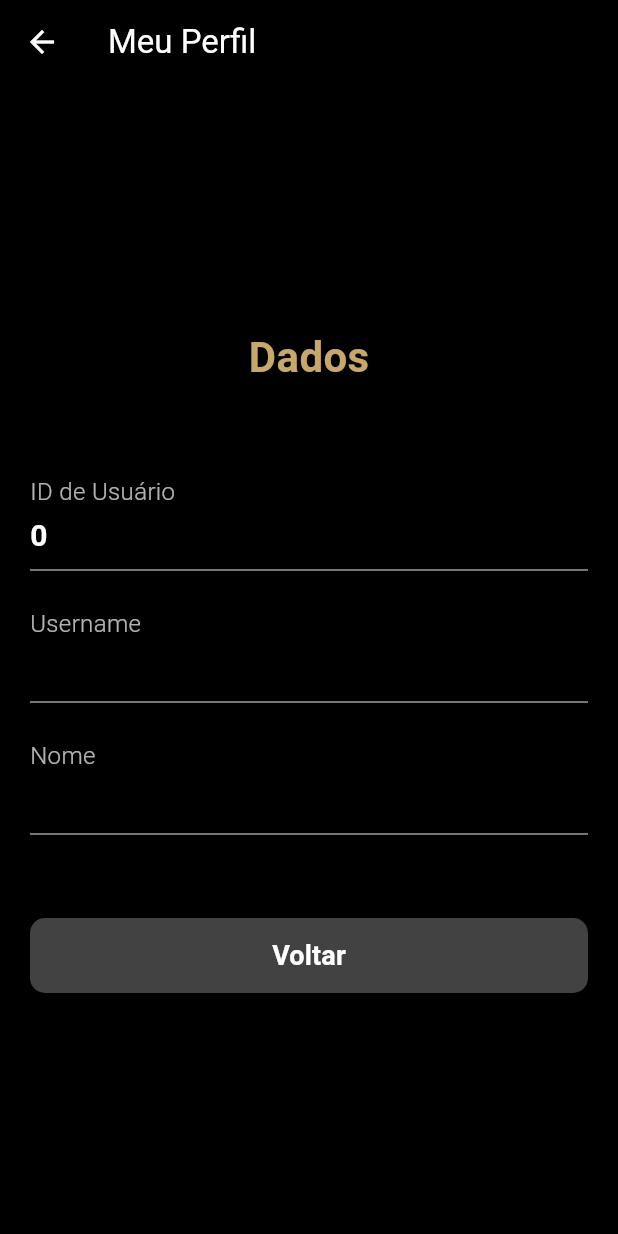
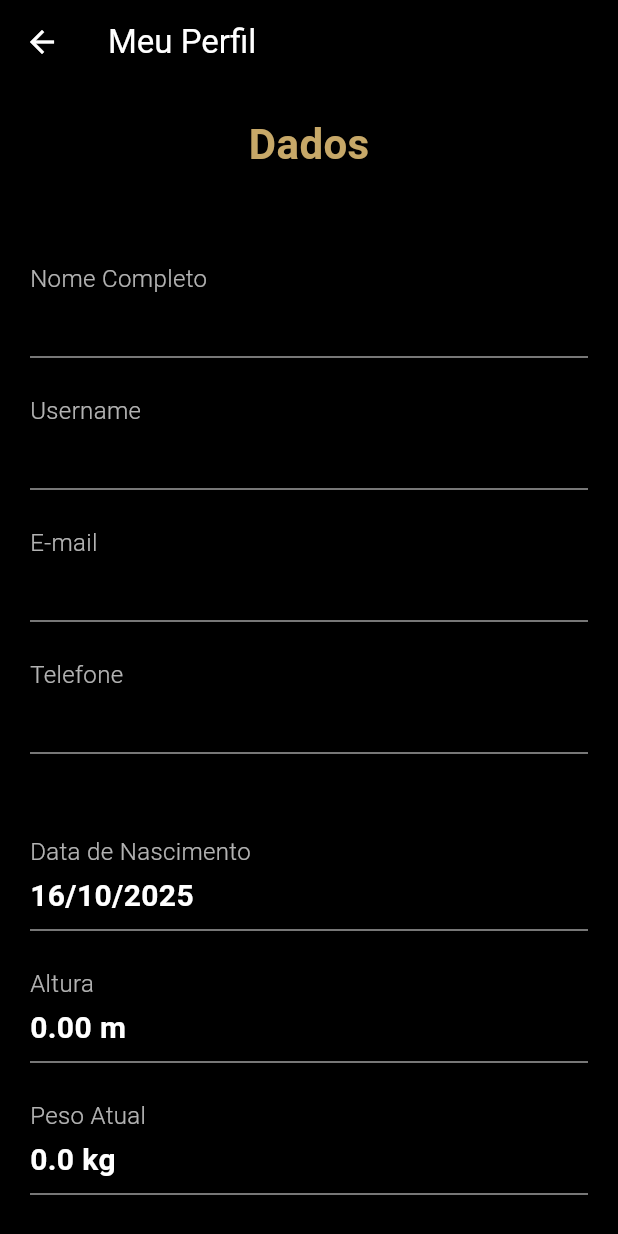
Before and after one commit to Mariohanijar/GymLion, a Flutter app: the ProfilePage screen opened directly, on a phone screen of 412 x 824 dp. Run offline on Flutter 3.47's test engine with Material 3 defaults, Android fonts, the phone set to English and light mode, and no system bars; our stand-ins replace flutter_dotenv, google_generative_ai, shared_preferences; accounts and stored records are empty.

Commit message:
Updates na IA

```diff
--- a/lib/Pages/login_page.dart
+++ b/lib/Pages/login_page.dart
@@ -54,7 +54,11 @@ class _LoginPageState extends State<LoginPage> {
           id: data['id'],
           username: data['username'],
           email: data['email'],
-          name:data['name']
+          name:data['name'],
+          phone: data['phone'],
+          height: data['height'] is int ? (data['height'] as int).toDouble() : data['height'] as double,
+          weight: data['weight'] is int ? (data['weight'] as int).toDouble() : data['weight'] as double,
+          birthday: DateTime.parse(data['birthday']),
         );
 
         _navigateToMainScreen();
--- a/lib/Pages/profile_page.dart
+++ b/lib/Pages/profile_page.dart
@@ -1,5 +1,6 @@
 import 'package:flutter/material.dart';
 import 'package:gym/user_session.dart';
+import 'package:intl/intl.dart';
 
 class ProfilePage extends StatelessWidget {
   const ProfilePage({super.key});
@@ -36,7 +37,22 @@ class ProfilePage extends StatelessWidget {
   @override
   Widget build(BuildContext context) {
     final currentUser = SessionManager.currentUser;
+
+    // Lógica para obter e formatar os dados
     final idDisplay = currentUser?.id.toString() ?? 'ID indisponível';
+    final birthdayDisplay = currentUser != null
+        // ✅ FORMATANDO DATA: Usando DateFormat para exibir a data no formato BR (dd/MM/yyyy)
+        ? DateFormat('dd/MM/yyyy').format(currentUser.birthday)
+        : 'Não disponível';
+
+    final heightDisplay = currentUser != null
+        ? '${(currentUser.height/100).toStringAsFixed(2)} m'
+        : 'Não disponível';
+
+    final weightDisplay = currentUser != null
+        ? '${currentUser.weight.toStringAsFixed(1)} kg'
+        : 'Não disponível';
+
 
     return Scaffold(
       appBar: AppBar(
@@ -67,50 +83,41 @@ class ProfilePage extends StatelessWidget {
               ),
               const SizedBox(height: 50),
 
-
-
+              // ✅ DADOS DE IDENTIFICAÇÃO BÁSICOS
               _buildDataRow(
-                label: 'ID de Usuário',
-                value: idDisplay,
+                label: 'Nome Completo',
+                value: currentUser?.name ?? 'Não disponível',
               ),
-
               _buildDataRow(
                 label: 'Username',
                 value: currentUser?.username ?? 'Não disponível',
               ),
+              _buildDataRow(
+                label: 'E-mail',
+                value: currentUser?.email ?? 'Não disponível',
+              ),
+              _buildDataRow(
+                label: 'Telefone',
+                value: currentUser?.phone ?? 'Não disponível',
+              ),
+
+              const SizedBox(height: 30),
 
               _buildDataRow(
-                label: 'Nome',
-                value: currentUser?.name ?? 'Não disponível',
+                label: 'Data de Nascimento',
+                value: birthdayDisplay,
               ),
-
+              _buildDataRow(
+                label: 'Altura',
+                value: heightDisplay,
+              ),
+              _buildDataRow(
+                label: 'Peso Atual',
+                value: weightDisplay,
+              ),
 
               const SizedBox(height: 40),
 
-
-              Center(
-                child: ElevatedButton(
-                  onPressed: () {
-
-                    Navigator.of(context).pop();
-                  },
-                  style: ElevatedButton.styleFrom(
-                    backgroundColor: Colors.grey[800],
-                    minimumSize: const Size(double.infinity, 50),
-                    shape: RoundedRectangleBorder(
-                      borderRadius: BorderRadius.circular(10.0),
-                    ),
-                  ),
-                  child: const Text(
-                    'Voltar',
-                    style: TextStyle(
-                      color: Colors.white,
-                      fontSize: 18,
-                      fontWeight: FontWeight.bold,
-                    ),
-                  ),
-                ),
-              ),
             ],
           ),
         ),
--- a/lib/main.dart
+++ b/lib/main.dart
@@ -26,16 +26,13 @@ const MaterialColor gymlionGold = MaterialColor(
 
 void main() async{
    WidgetsFlutterBinding.ensureInitialized();
-
-  // O load DEVE estar aqui e ser aguardado (await)
   try {
     await dotenv.load(fileName: ".env");
   } catch (e) {
     debugPrint("ERRO CRÍTICO AO CARREGAR .ENV: $e");
-    // Se isso falhar, a chave no initState será nula, mesmo sem erro de sintaxe.
   }
   runApp(
-    // Envolve toda a aplicação com o TrainingManager (Provider)
+
     ChangeNotifierProvider(
       create: (context) => TrainingManager(),
       child: const MyApp(),
--- a/lib/user_session.dart
+++ b/lib/user_session.dart
@@ -1,26 +1,48 @@
-
 class UserSession {
   final int id;
   final String username;
   final String email;
   final String name;
+  final String phone;
+  final double height;
+  final double weight;
+  final DateTime birthday;
 
   UserSession({
     required this.id,
     required this.username,
     required this.email,
     required this.name,
+    required this.phone,
+    required this.height,
+    required this.weight,
+    required this.birthday,
   });
 
   factory UserSession.fromJson(Map<String, dynamic> json) {
-    return UserSession(
-      id: json['id'],
-      username: json['username'],
-      email: json['email'],
-      name:json['name'],
+      return UserSession(
+      id: json['id'] as int,
+      username: json['username'] as String,
+      email: json['email'] as String,
+      name: json['name'] as String,
+      phone: json['phone'] as String,
+      height: json['height'] is int ? (json['height'] as int).toDouble() : json['height'] as double,
+      weight: json['weight'] is int ? (json['weight'] as int).toDouble() : json['weight'] as double,
+      birthday: DateTime.parse(json['birthday'] as String),
     );
   }
+
+  int get age {
+        final now = DateTime.now();
+        int age = now.year - birthday.year;
+        if (now.month < birthday.month ||
+            (now.month == birthday.month && now.day < birthday.day)) {
+            age--;
+        }
+        return age;
+    }
 }
+
 
 class SessionManager {
   static UserSession? currentUser;
```
Also changed, not shown: lib/Pages/chatbot_page.dart (+51 -39 lines), lib/Pages/exercise_options_page.dart (+12 -32 lines), lib/Pages/training_manager.dart (+5 -10 lines).
